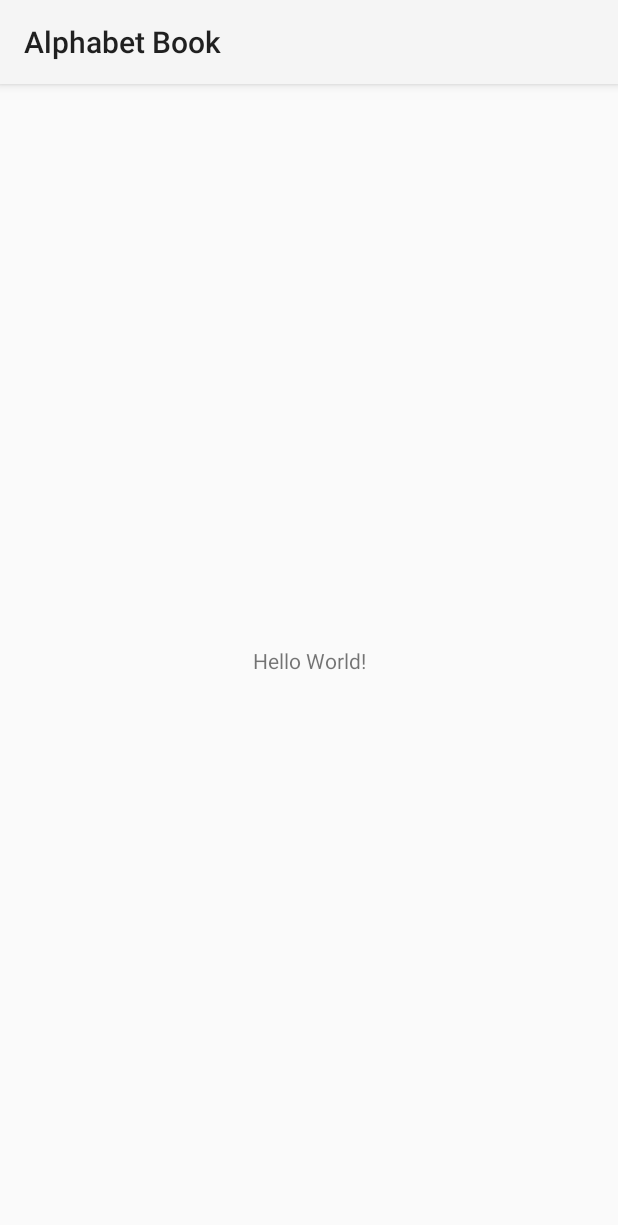
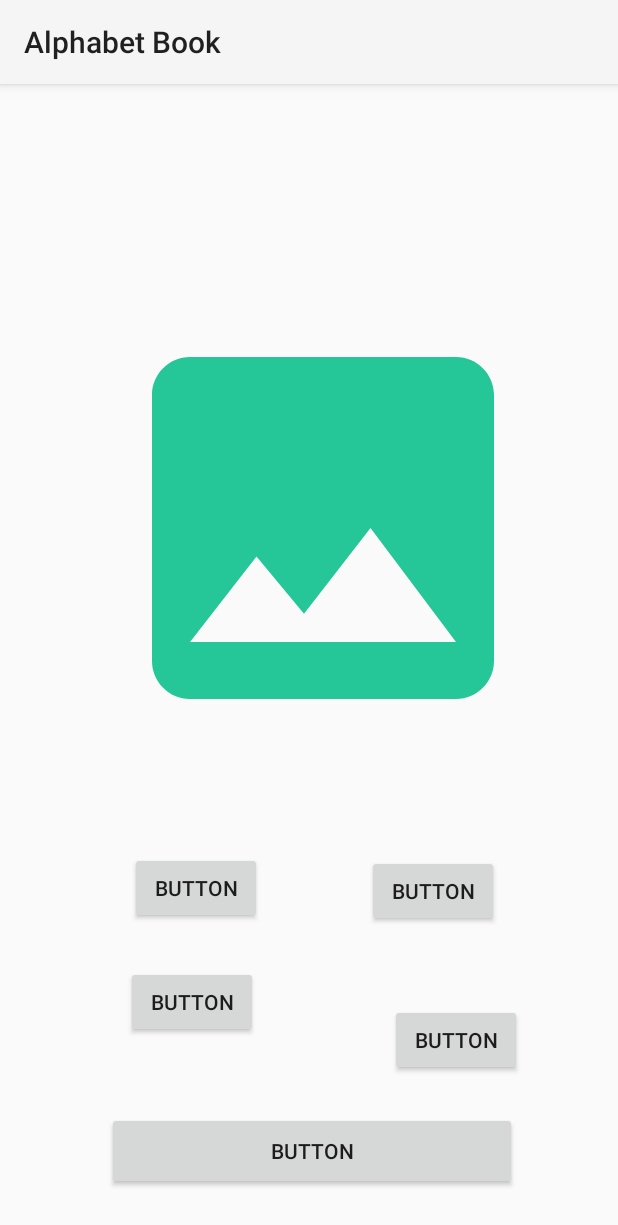
Before and after one commit to reabetsoempapa/AlphabetBook, an Android app: the screen it shows after launch (MainActivity), on a phone screen of 412 x 824 dp. Shown: the top 1225 px of the screen. Run offline under Robolectric (Android 15) with nearby library versions, the phone set to English and light mode, and no system bars.

```diff
--- /dev/null
+++ b/app/src/main/res/drawable/ic_insert_photo.xml
@@ -0,0 +1,5 @@
+<vector android:height="250dp" android:tint="#25C697"
+    android:viewportHeight="24" android:viewportWidth="24"
+    android:width="250dp" xmlns:android="http://schemas.android.com/apk/res/android">
+    <path android:fillColor="@android:color/white" android:pathData="M21,19V5c0,-1.1 -0.9,-2 -2,-2H5c-1.1,0 -2,0.9 -2,2v14c0,1.1 0.9,2 2,2h14c1.1,0 2,-0.9 2,-2zM8.5,13.5l2.5,3.01L14.5,12l4.5,6H5l3.5,-4.5z"/>
+</vector>
--- a/app/src/main/res/layout/activity_main.xml
+++ b/app/src/main/res/layout/activity_main.xml
@@ -6,13 +6,73 @@
     android:layout_height="match_parent"
     tools:context=".MainActivity">
 
-    <TextView
+    <ImageView
+        android:id="@+id/imageView"
+        android:layout_width="304dp"
+        android:layout_height="360dp"
+        android:src="@drawable/ic_insert_photo"
+        app:layout_constraintBottom_toBottomOf="parent"
+        app:layout_constraintEnd_toEndOf="parent"
+        app:layout_constraintHorizontal_bias="0.588"
+        app:layout_constraintStart_toStartOf="parent"
+        app:layout_constraintTop_toTopOf="parent"
+        app:layout_constraintVertical_bias="0.285" />
+
+    <Button
+        android:id="@+id/next_button"
         android:layout_width="wrap_content"
         android:layout_height="wrap_content"
-        android:text="Hello World!"
+        android:layout_marginStart="70dp"
+        android:layout_marginTop="38dp"
+        android:layout_marginEnd="68dp"
+        android:text="Button"
+        app:layout_constraintBottom_toTopOf="@+id/z_button"
+        app:layout_constraintEnd_toEndOf="parent"
+        app:layout_constraintHorizontal_bias="0.0"
+        app:layout_constraintStart_toEndOf="@+id/prev_button"
+        app:layout_constraintTop_toBottomOf="@+id/imageView"
+        app:layout_constraintVertical_bias="0.0" />
+
+    <Button
+        android:id="@+id/z_button"
+        android:layout_width="wrap_content"
+        android:layout_height="wrap_content"
+        android:layout_marginEnd="64dp"
+        android:layout_marginBottom="24dp"
+        android:text="Button"
+        app:layout_constraintBottom_toTopOf="@+id/overview_button"
+        app:layout_constraintEnd_toEndOf="parent" />
+
+    <Button
+        android:id="@+id/prev_button"
+        android:layout_width="wrap_content"
+        android:layout_height="wrap_content"
+        android:layout_marginTop="36dp"
+        android:text="Button"
+        app:layout_constraintEnd_toEndOf="parent"
+        app:layout_constraintHorizontal_bias="0.268"
+        app:layout_constraintStart_toStartOf="parent"
+        app:layout_constraintTop_toBottomOf="@+id/imageView" />
+
+    <Button
+        android:id="@+id/a_button"
+        android:layout_width="wrap_content"
+        android:layout_height="wrap_content"
+        android:layout_marginStart="84dp"
+        android:layout_marginTop="28dp"
+        android:text="Button"
+        app:layout_constraintStart_toStartOf="parent"
+        app:layout_constraintTop_toBottomOf="@+id/prev_button" />
+
+    <Button
+        android:id="@+id/overview_button"
+        android:layout_width="273dp"
+        android:layout_height="52dp"
+        android:text="Button"
         app:layout_constraintBottom_toBottomOf="parent"
         app:layout_constraintEnd_toEndOf="parent"
+        app:layout_constraintHorizontal_bias="0.514"
         app:layout_constraintStart_toStartOf="parent"
-        app:layout_constraintTop_toTopOf="parent" />
-
+        app:layout_constraintTop_toBottomOf="@+id/imageView"
+        app:layout_constraintVertical_bias="0.873" />
 </androidx.constraintlayout.widget.ConstraintLayout>
--- a/gradle.properties
+++ /dev/null
@@ -1,23 +0,0 @@
-# Project-wide Gradle settings.
-# IDE (e.g. Android Studio) users:
-# Gradle settings configured through the IDE *will override*
-# any settings specified in this file.
-# For more details on how to configure your build environment visit
-# http://www.gradle.org/docs/current/userguide/build_environment.html
-# Specifies the JVM arguments used for the daemon process.
-# The setting is particularly useful for tweaking memory settings.
-org.gradle.jvmargs=-Xmx2048m -Dfile.encoding=UTF-8
-# When configured, Gradle will run in incubating parallel mode.
-# This option should only be used with decoupled projects. More details, visit
-# http://www.gradle.org/docs/current/userguide/multi_project_builds.html#sec:decoupled_projects
-# org.gradle.parallel=true
-# AndroidX package structure to make it clearer which packages are bundled with the
-# Android operating system, and which are packaged with your app"s APK
-# https://developer.android.com/topic/libraries/support-library/androidx-rn
-android.useAndroidX=true
-# Kotlin code style for this project: "official" or "obsolete":
-kotlin.code.style=official
-# Enables namespacing of each library's R class so that its R class includes only the
-# resources declared in the library itself and none from the library's dependencies,
-# thereby reducing the size of the R class for that library
-android.nonTransitiveRClass=true
```
Also changed, not shown: 1 other file.
